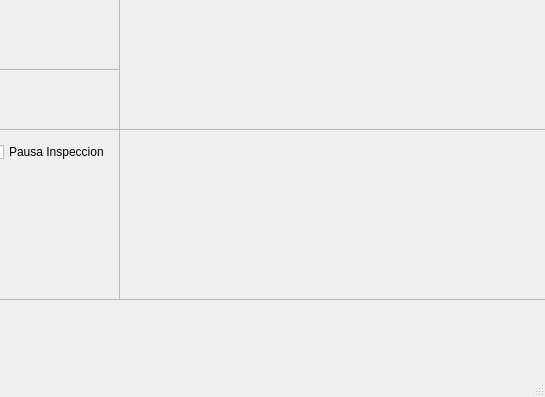
Above: MonsterFactory/mainwindow.ui from arty4325/IC2001-MonsterFactory before the change; both pictures show x 821 to 1366 and y 371 to 768 of the 1366 by 768 pixel window. Below: the same form after it.
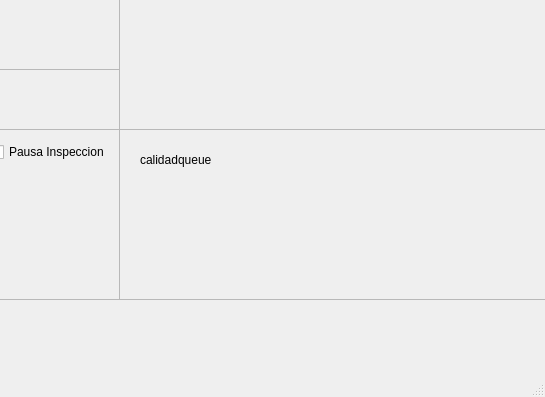
That is the form after the change.

Commit message: Almacen implementation

The edit to the form file:
```diff
--- a/MonsterFactory/mainwindow.ui
+++ b/MonsterFactory/mainwindow.ui
@@ -535,6 +535,19 @@
        <height>169</height>
       </rect>
      </property>
+     <widget class="QLabel" name="almacenLabel">
+      <property name="geometry">
+       <rect>
+        <x>20</x>
+        <y>20</y>
+        <width>201</width>
+        <height>20</height>
+       </rect>
+      </property>
+      <property name="text">
+       <string>calidadqueue</string>
+      </property>
+     </widget>
     </widget>
    </widget>
    <widget class="QScrollArea" name="scrollArea_11">
```
The commit also changes 33 other files.
